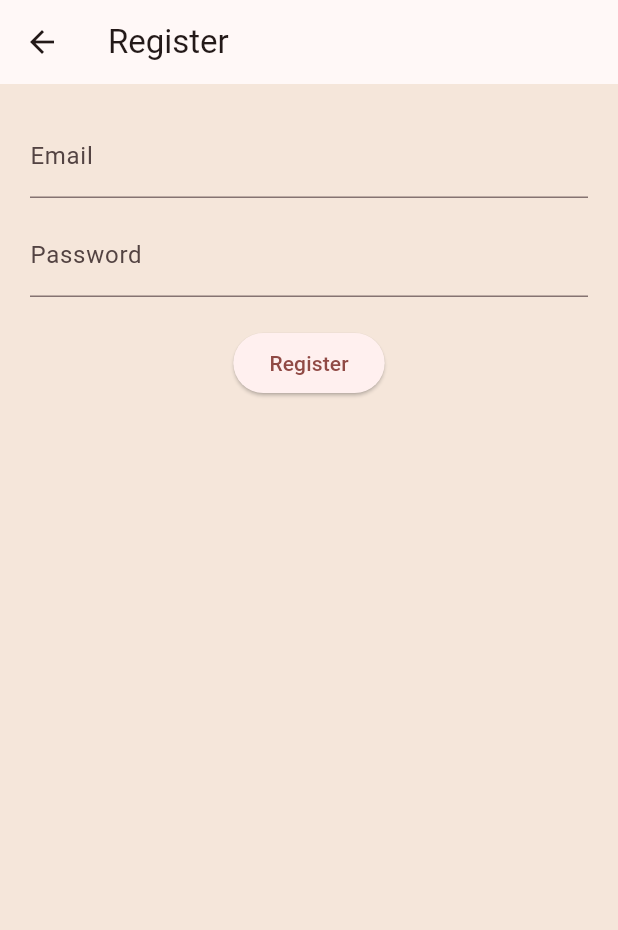
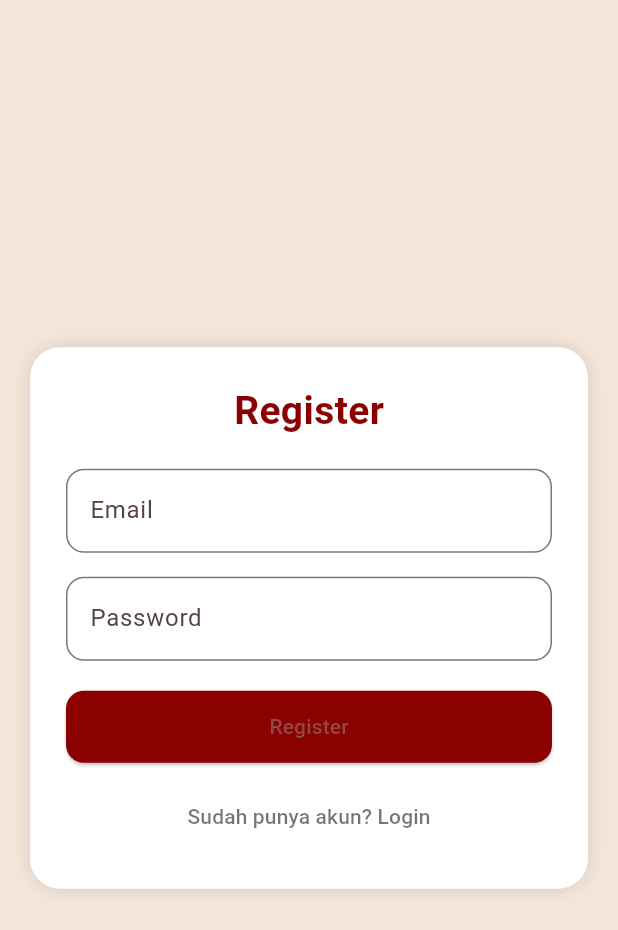
Before and after one commit to naylaavrly/DapurAtik, a Flutter app: the RegisterPage screen opened directly, on a phone screen of 412 x 824 dp. Shown: the top 930 px of the screen. Run offline on Flutter 3.47's test engine with Material 3 defaults, Android fonts, the phone set to English and light mode, and no system bars; our stand-ins replace cloud_firestore, firebase_auth, firebase_core, google_fonts; accounts and stored records are empty.

Commit message:
p ubah regist

```diff
--- a/lib/auth/register_page.dart
+++ b/lib/auth/register_page.dart
@@ -18,6 +18,15 @@ class _RegisterPageState extends State<RegisterPage> {
   bool isLoading = false;
 
   Future<void> register() async {
+
+    // 🔥 VALIDASI
+    if (emailController.text.isEmpty || passwordController.text.isEmpty) {
+      ScaffoldMessenger.of(context).showSnackBar(
+        const SnackBar(content: Text("Email & Password wajib diisi")),
+      );
+      return;
+    }
+
     setState(() => isLoading = true);
 
     try {
@@ -26,6 +35,8 @@ class _RegisterPageState extends State<RegisterPage> {
         password: passwordController.text.trim(),
       );
 
+      setState(() => isLoading = false);
+
       ScaffoldMessenger.of(context).showSnackBar(
         const SnackBar(content: Text("Register berhasil")),
       );
@@ -33,46 +44,127 @@ class _RegisterPageState extends State<RegisterPage> {
       Navigator.pop(context);
 
     } catch (e) {
+      setState(() => isLoading = false);
+
       ScaffoldMessenger.of(context).showSnackBar(
         SnackBar(content: Text("Register gagal: $e")),
       );
     }
+  }
 
-    setState(() => isLoading = false);
+  @override
+  void dispose() {
+    emailController.dispose();
+    passwordController.dispose();
+    super.dispose();
   }
 
   @override
   Widget build(BuildContext context) {
     return Scaffold(
-      appBar: AppBar(title: const Text("Register")),
+      backgroundColor: const Color(0xFFF5E6DA),
 
-      body: Padding(
-        padding: const EdgeInsets.all(20),
+      body: Center(
+        child: SingleChildScrollView(
+          child: Container(
+            width: 400,
+            padding: const EdgeInsets.all(24),
+            margin: const EdgeInsets.symmetric(horizontal: 20),
+            decoration: BoxDecoration(
+              color: Colors.white,
+              borderRadius: BorderRadius.circular(20),
+              boxShadow: const [
+                BoxShadow(
+                  blurRadius: 10,
+                  color: Colors.black12,
+                ),
+              ],
+            ),
+
             child: Column(
+              mainAxisSize: MainAxisSize.min,
               children: [
 
-            TextField(
-              controller: emailController,
-              decoration: const InputDecoration(labelText: "Email"),
+                // 🔥 TITLE
+                const Text(
+                  "Register",
+                  style: TextStyle(
+                    fontSize: 26,
+                    fontWeight: FontWeight.bold,
+                    color: Color(0xFF8B0000),
                   ),
-
-            const SizedBox(height: 10),
-
-            TextField(
-              controller: passwordController,
-              obscureText: true,
-              decoration: const InputDecoration(labelText: "Password"),
                 ),
 
                 const SizedBox(height: 20),
 
-            ElevatedButton(
+                // 🔥 EMAIL
+                TextField(
+                  controller: emailController,
+                  keyboardType: TextInputType.emailAddress,
+                  decoration: InputDecoration(
+                    labelText: "Email",
+                    border: OutlineInputBorder(
+                      borderRadius: BorderRadius.circular(12),
+                    ),
+                  ),
+                ),
+
+                const SizedBox(height: 16),
+
+                // 🔥 PASSWORD
+                TextField(
+                  controller: passwordController,
+                  obscureText: true,
+                  decoration: InputDecoration(
+                    labelText: "Password",
+                    border: OutlineInputBorder(
+                      borderRadius: BorderRadius.circular(12),
+                    ),
+                  ),
+                ),
+
+                const SizedBox(height: 20),
+
+                // 🔥 BUTTON REGISTER
+                SizedBox(
+                  width: double.infinity,
+                  child: ElevatedButton(
                     onPressed: isLoading ? null : register,
+                    style: ElevatedButton.styleFrom(
+                      backgroundColor: const Color(0xFF8B0000),
+                      padding: const EdgeInsets.symmetric(vertical: 14),
+                      shape: RoundedRectangleBorder(
+                        borderRadius: BorderRadius.circular(12),
+                      ),
+                    ),
                     child: isLoading
-                  ? const CircularProgressIndicator()
+                        ? const SizedBox(
+                            height: 20,
+                            width: 20,
+                            child: CircularProgressIndicator(
+                              color: Colors.white,
+                              strokeWidth: 2,
+                            ),
+                          )
                         : const Text("Register"),
                   ),
+                ),
+
+                const SizedBox(height: 12),
+
+                // 🔥 BACK TO LOGIN
+                TextButton(
+                  onPressed: () {
+                    Navigator.pop(context);
+                  },
+                  child: const Text(
+                    "Sudah punya akun? Login",
+                    style: TextStyle(color: Colors.black54),
+                  ),
+                ),
               ],
+            ),
+          ),
         ),
       ),
     );
```
Lines whose indentation alone changed are shown as unchanged.
